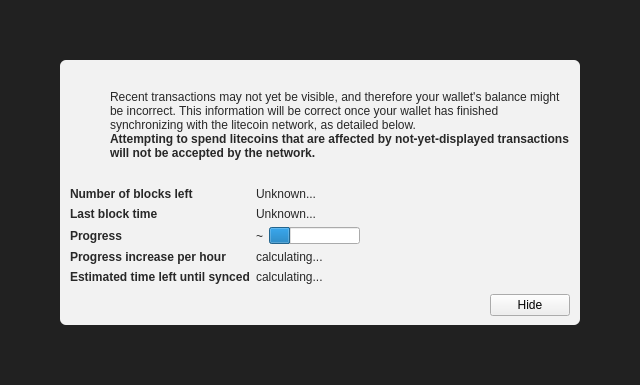
This is src/qt/forms/modaloverlay.ui in litebitcoins/litebitcoin as Qt 5 draws it before an edit. The edited form follows.
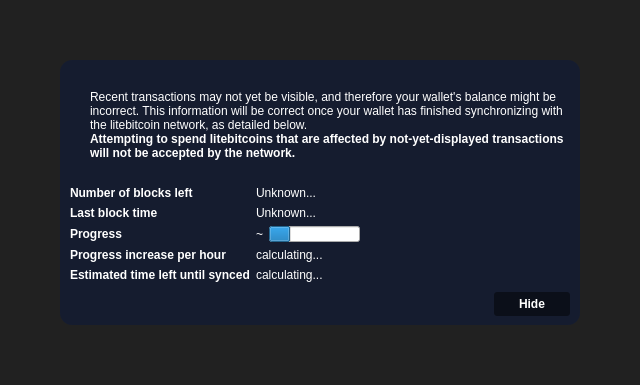
This is the edited form. Icons and pictures are not drawn. Custom widgets are drawn as their Qt base class.

```diff
--- a/src/qt/forms/modaloverlay.ui
+++ b/src/qt/forms/modaloverlay.ui
@@ -50,9 +50,183 @@
       <item>
        <widget class="QWidget" name="contentWidget" native="true">
         <property name="styleSheet">
-         <string notr="true">#contentWidget { background: rgba(255,255,255,240); border-radius: 6px; }
+         <string notr="true">QWidget#contentWidget { background: rgba(21,28,47,255); border-radius: 12px; }
 
-QLabel { color: rgb(40,40,40);  }</string>
+
+QPushButton#closeButton { /* Global Button Style */
+background-color:qlineargradient(spread:pad, cx:0.5, cy:0.5, radius:0.5, fx:0.5, fy:0.5, stop:0.494318 rgba(0, 0, 0, 118));
+border:0;
+border-radius:3px;
+color:#ffffff;
+font-size:12px;
+font-weight:bold;
+padding-left:25px;
+padding-right:25px;
+padding-top:5px;
+padding-bottom:5px;
+}
+
+QPushButton#closeButton:hover {
+background-color:qlineargradient(spread:pad, cx:0.5, cy:0.5, radius:0.5, fx:0.5, fy:0.5, stop:0.494318 rgba(0, 0, 0, 171));
+}
+
+QPushButton#closeButton:focus {
+border:none;
+outline:none;
+}
+
+QPushButton#closeButton:pressed {
+border:1px solid #FFFFFF;
+}
+
+QComboBox { /* Dropdown Menus */
+border:1px solid #000000;
+padding: 3px 5px 3px 5px;
+background:#fcfcfc;
+min-height:25px;
+color:#818181;
+}
+
+QComboBox:checked {
+background:#f2f2f2;
+}
+
+QComboBox:editable {
+background: #3398CC;
+color:#616161;
+border:0px solid transparent;
+}
+
+QComboBox::drop-down {
+width:25px;
+border:0px;
+}
+
+QComboBox::down-arrow {
+border-image: url(':/images/drkblue_downArrow') 0 0 0 0 stretch stretch;
+}
+
+QComboBox QListView {
+background:#fff;
+border:1px solid #333;
+padding-right:1px;
+padding-left:1px;
+}
+
+QComboBox QAbstractItemView::item { margin:4px; }
+
+QComboBox::item {
+color:#818181;
+}
+
+QComboBox::item:alternate {
+background:#fff;
+}
+
+QComboBox::item:selected {
+border:0px solid transparent;
+background:#f2f2f2;
+}
+
+QComboBox::indicator {
+background-color:transparent;
+selection-background-color:transparent;
+color:transparent;
+selection-color:transparent;
+}
+
+QCheckBox {
+spacing: 5px;
+}
+
+QCheckBox::indicator {
+width: 16px;
+height: 16px;
+}
+
+QCheckBox::indicator:unchecked {
+image:url(':/images/unchecked');
+}
+
+QCheckBox::indicator:unchecked:hover {
+image:url(':/images/unchecked');
+}
+
+QCheckBox::indicator:unchecked:pressed {
+image:url(':/images/checked');
+}
+
+QCheckBox::indicator:checked {
+image:url(':/images/checked');
+}
+
+QCheckBox::indicator:checked:hover {
+image:url(':/images/checked');
+}
+
+QCheckBox::indicator:checked:pressed {
+image:url(':/images/unchecked');
+}
+
+QCheckBox::indicator:indeterminate:hover {
+image:url(':/images/unchecked');
+}
+
+QCheckBox::indicator:indeterminate:pressed {
+image:url(':/images/checked');
+}
+
+QAbstractSpinBox {
+border:1px solid #000000;
+padding: 3px 5px 3px 5px;
+background:#fcfcfc;
+min-height:25px;
+color:#818181;
+}
+
+QAbstractSpinBox::up-button {
+subcontrol-origin: border;
+subcontrol-position: top right;
+width:21px;
+background:#fcfcfc;
+border-left:0px;
+border-right:1px solid #000000;
+border-top:1px solid #000000;
+border-bottom:0px;
+padding-right:1px;
+padding-left:5px;
+padding-top:2px;
+}
+
+QAbstractSpinBox::up-arrow {
+image:url(':/images/drkblue_upArrow_small');
+}
+
+QAbstractSpinBox::down-button {
+subcontrol-origin: border;
+subcontrol-position: bottom right;
+width:21px;
+background:#fcfcfc;
+border-top:0px;
+border-left:0px;
+border-right:1px solid #000000;
+border-bottom:1px solid #000000;
+padding-right:1px;
+padding-left:5px;
+padding-bottom:2px;
+}
+
+QAbstractSpinBox::down-arrow {
+image:url(':/images/drkblue_downArrow_small');
+}
+
+QMessageBox {
+border-image: url(':/images/lbtcendbtc') 0 0 0 0 stretch stretch;
+}
+
+QMessageBox QLabel {
+color: rgb(255, 255, 255);
+}</string>
         </property>
         <layout class="QVBoxLayout" name="verticalLayoutSub" stretch="1,0,0,0">
          <property name="spacing">
@@ -81,26 +255,9 @@
               <number>0</number>
              </property>
              <item>
-              <widget class="QPushButton" name="warningIcon">
-               <property name="enabled">
-                <bool>false</bool>
-               </property>
+              <widget class="QLabel" name="label">
                <property name="text">
-                <string/>
-               </property>
-               <property name="icon">
-                <iconset>
-                 <normaloff>:/icons/warning</normaloff>
-                 <disabledoff>:/icons/warning</disabledoff>:/icons/warning</iconset>
-               </property>
-               <property name="iconSize">
-                <size>
-                 <width>48</width>
-                 <height>48</height>
-                </size>
-               </property>
-               <property name="flat">
-                <bool>true</bool>
+                <string>&lt;html&gt;&lt;head/&gt;&lt;body&gt;&lt;p&gt;&lt;img src=&quot;:/icons/warning1&quot;/&gt;&lt;/p&gt;&lt;/body&gt;&lt;/html&gt;</string>
                </property>
               </widget>
              </item>
@@ -129,8 +286,45 @@
              </property>
              <item>
               <widget class="QLabel" name="infoText">
+               <property name="palette">
+                <palette>
+                 <active>
+                  <colorrole role="WindowText">
+                   <brush brushstyle="SolidPattern">
+                    <color alpha="255">
+                     <red>255</red>
+                     <green>255</green>
+                     <blue>255</blue>
+                    </color>
+                   </brush>
+                  </colorrole>
+                 </active>
+                 <inactive>
+                  <colorrole role="WindowText">
+                   <brush brushstyle="SolidPattern">
+                    <color alpha="255">
+                     <red>255</red>
+                     <green>255</green>
+                     <blue>255</blue>
+                    </color>
+                   </brush>
+                  </colorrole>
+                 </inactive>
+                 <disabled>
+                  <colorrole role="WindowText">
+                   <brush brushstyle="SolidPattern">
+                    <color alpha="255">
+                     <red>120</red>
+                     <green>120</green>
+                     <blue>120</blue>
+                    </color>
+                   </brush>
+                  </colorrole>
+                 </disabled>
+                </palette>
+               </property>
                <property name="text">
-                <string>Recent transactions may not yet be visible, and therefore your wallet's balance might be incorrect. This information will be correct once your wallet has finished synchronizing with the litecoin network, as detailed below.</string>
+                <string>Recent transactions may not yet be visible, and therefore your wallet's balance might be incorrect. This information will be correct once your wallet has finished synchronizing with the litebitcoin network, as detailed below.</string>
                </property>
                <property name="textFormat">
                 <enum>Qt::RichText</enum>
@@ -142,6 +336,43 @@
              </item>
              <item>
               <widget class="QLabel" name="infoTextStrong">
+               <property name="palette">
+                <palette>
+                 <active>
+                  <colorrole role="WindowText">
+                   <brush brushstyle="SolidPattern">
+                    <color alpha="255">
+                     <red>255</red>
+                     <green>255</green>
+                     <blue>255</blue>
+                    </color>
+                   </brush>
+                  </colorrole>
+                 </active>
+                 <inactive>
+                  <colorrole role="WindowText">
+                   <brush brushstyle="SolidPattern">
+                    <color alpha="255">
+                     <red>255</red>
+                     <green>255</green>
+                     <blue>255</blue>
+                    </color>
+                   </brush>
+                  </colorrole>
+                 </inactive>
+                 <disabled>
+                  <colorrole role="WindowText">
+                   <brush brushstyle="SolidPattern">
+                    <color alpha="255">
+                     <red>120</red>
+                     <green>120</green>
+                     <blue>120</blue>
+                    </color>
+                   </brush>
+                  </colorrole>
+                 </disabled>
+                </palette>
+               </property>
                <property name="font">
                 <font>
                  <weight>75</weight>
@@ -149,7 +380,7 @@
                 </font>
                </property>
                <property name="text">
-                <string>Attempting to spend litecoins that are affected by not-yet-displayed transactions will not be accepted by the network.</string>
+                <string>Attempting to spend litebitcoins that are affected by not-yet-displayed transactions will not be accepted by the network.</string>
                </property>
                <property name="textFormat">
                 <enum>Qt::RichText</enum>
@@ -205,6 +436,43 @@
            </property>
            <item row="0" column="0">
             <widget class="QLabel" name="labelNumberOfBlocksLeft">
+             <property name="palette">
+              <palette>
+               <active>
+                <colorrole role="WindowText">
+                 <brush brushstyle="SolidPattern">
+                  <color alpha="255">
+                   <red>255</red>
+                   <green>255</green>
+                   <blue>255</blue>
+                  </color>
+                 </brush>
+                </colorrole>
+               </active>
+               <inactive>
+                <colorrole role="WindowText">
+                 <brush brushstyle="SolidPattern">
+                  <color alpha="255">
+                   <red>255</red>
+                   <green>255</green>
+                   <blue>255</blue>
+                  </color>
+                 </brush>
+                </colorrole>
+               </inactive>
+               <disabled>
+                <colorrole role="WindowText">
+                 <brush brushstyle="SolidPattern">
+                  <color alpha="255">
+                   <red>120</red>
+                   <green>120</green>
+                   <blue>120</blue>
+                  </color>
+                 </brush>
+                </colorrole>
+               </disabled>
+              </palette>
+             </property>
              <property name="font">
               <font>
                <weight>75</weight>
@@ -218,6 +486,43 @@
            </item>
            <item row="0" column="1">
             <widget class="QLabel" name="numberOfBlocksLeft">
+             <property name="palette">
+              <palette>
+               <active>
+                <colorrole role="WindowText">
+                 <brush brushstyle="SolidPattern">
+                  <color alpha="255">
+                   <red>255</red>
+                   <green>255</green>
+                   <blue>255</blue>
+                  </color>
+                 </brush>
+                </colorrole>
+               </active>
+               <inactive>
+                <colorrole role="WindowText">
+                 <brush brushstyle="SolidPattern">
+                  <color alpha="255">
+                   <red>255</red>
+                   <green>255</green>
+                   <blue>255</blue>
+                  </color>
+                 </brush>
+                </colorrole>
+               </inactive>
+               <disabled>
+                <colorrole role="WindowText">
+                 <brush brushstyle="SolidPattern">
+                  <color alpha="255">
+                   <red>120</red>
+                   <green>120</green>
+                   <blue>120</blue>
+                  </color>
+                 </brush>
+                </colorrole>
+               </disabled>
+              </palette>
+             </property>
              <property name="text">
               <string>Unknown...</string>
              </property>
@@ -225,6 +530,43 @@
            </item>
            <item row="1" column="0">
             <widget class="QLabel" name="labelLastBlockTime">
+             <property name="palette">
+              <palette>
+               <active>
+                <colorrole role="WindowText">
+                 <brush brushstyle="SolidPattern">
+                  <color alpha="255">
+                   <red>255</red>
+                   <green>255</green>
+                   <blue>255</blue>
+                  </color>
+                 </brush>
+                </colorrole>
+               </active>
+               <inactive>
+                <colorrole role="WindowText">
+                 <brush brushstyle="SolidPattern">
+                  <color alpha="255">
+                   <red>255</red>
+                   <green>255</green>
+                   <blue>255</blue>
+                  </color>
+                 </brush>
+                </colorrole>
+               </inactive>
+               <disabled>
+                <colorrole role="WindowText">
+                 <brush brushstyle="SolidPattern">
+                  <color alpha="255">
+                   <red>120</red>
+                   <green>120</green>
+                   <blue>120</blue>
+                  </color>
+                 </brush>
+                </colorrole>
+               </disabled>
+              </palette>
+             </property>
              <property name="font">
               <font>
                <weight>75</weight>
@@ -244,6 +586,43 @@
                <verstretch>0</verstretch>
               </sizepolicy>
              </property>
+             <property name="palette">
+              <palette>
+               <active>
+                <colorrole role="WindowText">
+                 <brush brushstyle="SolidPattern">
+                  <color alpha="255">
+                   <red>255</red>
+                   <green>255</green>
+                   <blue>255</blue>
+                  </color>
+                 </brush>
+                </colorrole>
+               </active>
+               <inactive>
+                <colorrole role="WindowText">
+                 <brush brushstyle="SolidPattern">
+                  <color alpha="255">
+                   <red>255</red>
+                   <green>255</green>
+                   <blue>255</blue>
+                  </color>
+                 </brush>
+                </colorrole>
+               </inactive>
+               <disabled>
+                <colorrole role="WindowText">
+                 <brush brushstyle="SolidPattern">
+                  <color alpha="255">
+                   <red>120</red>
+                   <green>120</green>
+                   <blue>120</blue>
+                  </color>
+                 </brush>
+                </colorrole>
+               </disabled>
+              </palette>
+             </property>
              <property name="text">
               <string>Unknown...</string>
              </property>
@@ -251,6 +630,43 @@
            </item>
            <item row="2" column="0">
             <widget class="QLabel" name="labelSyncDone">
+             <property name="palette">
+              <palette>
+               <active>
+                <colorrole role="WindowText">
+                 <brush brushstyle="SolidPattern">
+                  <color alpha="255">
+                   <red>255</red>
+                   <green>255</green>
+                   <blue>255</blue>
+                  </color>
+                 </brush>
+                </colorrole>
+               </active>
+               <inactive>
+                <colorrole role="WindowText">
+                 <brush brushstyle="SolidPattern">
+                  <color alpha="255">
+                   <red>255</red>
+                   <green>255</green>
+                   <blue>255</blue>
+                  </color>
+                 </brush>
+                </colorrole>
+               </inactive>
+               <disabled>
+                <colorrole role="WindowText">
+                 <brush brushstyle="SolidPattern">
+                  <color alpha="255">
+                   <red>120</red>
+                   <green>120</green>
+                   <blue>120</blue>
+                  </color>
+                 </brush>
+                </colorrole>
+               </disabled>
+              </palette>
+             </property>
              <property name="font">
               <font>
                <weight>75</weight>
@@ -266,6 +682,43 @@
             <layout class="QHBoxLayout" name="horizontalLayoutSync" stretch="0,1">
              <item>
               <widget class="QLabel" name="percentageProgress">
+               <property name="palette">
+                <palette>
+                 <active>
+                  <colorrole role="WindowText">
+                   <brush brushstyle="SolidPattern">
+                    <color alpha="255">
+                     <red>255</red>
+                     <green>255</green>
+                     <blue>255</blue>
+                    </color>
+                   </brush>
+                  </colorrole>
+                 </active>
+                 <inactive>
+                  <colorrole role="WindowText">
+                   <brush brushstyle="SolidPattern">
+                    <color alpha="255">
+                     <red>255</red>
+                     <green>255</green>
+                     <blue>255</blue>
+                    </color>
+                   </brush>
+                  </colorrole>
+                 </inactive>
+                 <disabled>
+                  <colorrole role="WindowText">
+                   <brush brushstyle="SolidPattern">
+                    <color alpha="255">
+                     <red>120</red>
+                     <green>120</green>
+                     <blue>120</blue>
+                    </color>
+                   </brush>
+                  </colorrole>
+                 </disabled>
+                </palette>
+               </property>
                <property name="text">
                 <string notr="true">~</string>
                </property>
@@ -285,6 +738,43 @@
            </item>
            <item row="4" column="0">
             <widget class="QLabel" name="labelProgressIncrease">
+             <property name="palette">
+              <palette>
+               <active>
+                <colorrole role="WindowText">
+                 <brush brushstyle="SolidPattern">
+                  <color alpha="255">
+                   <red>255</red>
+                   <green>255</green>
+                   <blue>255</blue>
+                  </color>
+                 </brush>
+                </colorrole>
+               </active>
+               <inactive>
+                <colorrole role="WindowText">
+                 <brush brushstyle="SolidPattern">
+                  <color alpha="255">
+                   <red>255</red>
+                   <green>255</green>
+                   <blue>255</blue>
+                  </color>
+                 </brush>
+                </colorrole>
+               </inactive>
+               <disabled>
+                <colorrole role="WindowText">
+                 <brush brushstyle="SolidPattern">
+                  <color alpha="255">
+                   <red>120</red>
+                   <green>120</green>
+                   <blue>120</blue>
+                  </color>
+                 </brush>
+                </colorrole>
+               </disabled>
+              </palette>
+             </property>
              <property name="font">
               <font>
                <weight>75</weight>
@@ -298,6 +788,43 @@
            </item>
            <item row="4" column="1">
             <widget class="QLabel" name="progressIncreasePerH">
+             <property name="palette">
+              <palette>
+               <active>
+                <colorrole role="WindowText">
+                 <brush brushstyle="SolidPattern">
+                  <color alpha="255">
+                   <red>255</red>
+                   <green>255</green>
+                   <blue>255</blue>
+                  </color>
+                 </brush>
+                </colorrole>
+               </active>
+               <inactive>
+                <colorrole role="WindowText">
+                 <brush brushstyle="SolidPattern">
+                  <color alpha="255">
+                   <red>255</red>
+                   <green>255</green>
+                   <blue>255</blue>
+                  </color>
+                 </brush>
+                </colorrole>
+               </inactive>
+               <disabled>
+                <colorrole role="WindowText">
+                 <brush brushstyle="SolidPattern">
+                  <color alpha="255">
+                   <red>120</red>
+                   <green>120</green>
+                   <blue>120</blue>
+                  </color>
+                 </brush>
+                </colorrole>
+               </disabled>
+              </palette>
+             </property>
              <property name="text">
               <string>calculating...</string>
              </property>
@@ -305,6 +832,43 @@
            </item>
            <item row="5" column="0">
             <widget class="QLabel" name="labelEstimatedTimeLeft">
+             <property name="palette">
+              <palette>
+               <active>
+                <colorrole role="WindowText">
+                 <brush brushstyle="SolidPattern">
+                  <color alpha="255">
+                   <red>255</red>
+                   <green>255</green>
+                   <blue>255</blue>
+                  </color>
+                 </brush>
+                </colorrole>
+               </active>
+               <inactive>
+                <colorrole role="WindowText">
+                 <brush brushstyle="SolidPattern">
+                  <color alpha="255">
+                   <red>255</red>
+                   <green>255</green>
+                   <blue>255</blue>
+                  </color>
+                 </brush>
+                </colorrole>
+               </inactive>
+               <disabled>
+                <colorrole role="WindowText">
+                 <brush brushstyle="SolidPattern">
+                  <color alpha="255">
+                   <red>120</red>
+                   <green>120</green>
+                   <blue>120</blue>
+                  </color>
+                 </brush>
+                </colorrole>
+               </disabled>
+              </palette>
+             </property>
              <property name="font">
               <font>
                <weight>75</weight>
@@ -318,6 +882,43 @@
            </item>
            <item row="5" column="1">
             <widget class="QLabel" name="expectedTimeLeft">
+             <property name="palette">
+              <palette>
+               <active>
+                <colorrole role="WindowText">
+                 <brush brushstyle="SolidPattern">
+                  <color alpha="255">
+                   <red>255</red>
+                   <green>255</green>
+                   <blue>255</blue>
+                  </color>
+                 </brush>
+                </colorrole>
+               </active>
+               <inactive>
+                <colorrole role="WindowText">
+                 <brush brushstyle="SolidPattern">
+                  <color alpha="255">
+                   <red>255</red>
+                   <green>255</green>
+                   <blue>255</blue>
+                  </color>
+                 </brush>
+                </colorrole>
+               </inactive>
+               <disabled>
+                <colorrole role="WindowText">
+                 <brush brushstyle="SolidPattern">
+                  <color alpha="255">
+                   <red>120</red>
+                   <green>120</green>
+                   <blue>120</blue>
+                  </color>
+                 </brush>
+                </colorrole>
+               </disabled>
+              </palette>
+             </property>
              <property name="text">
               <string>calculating...</string>
              </property>
```
